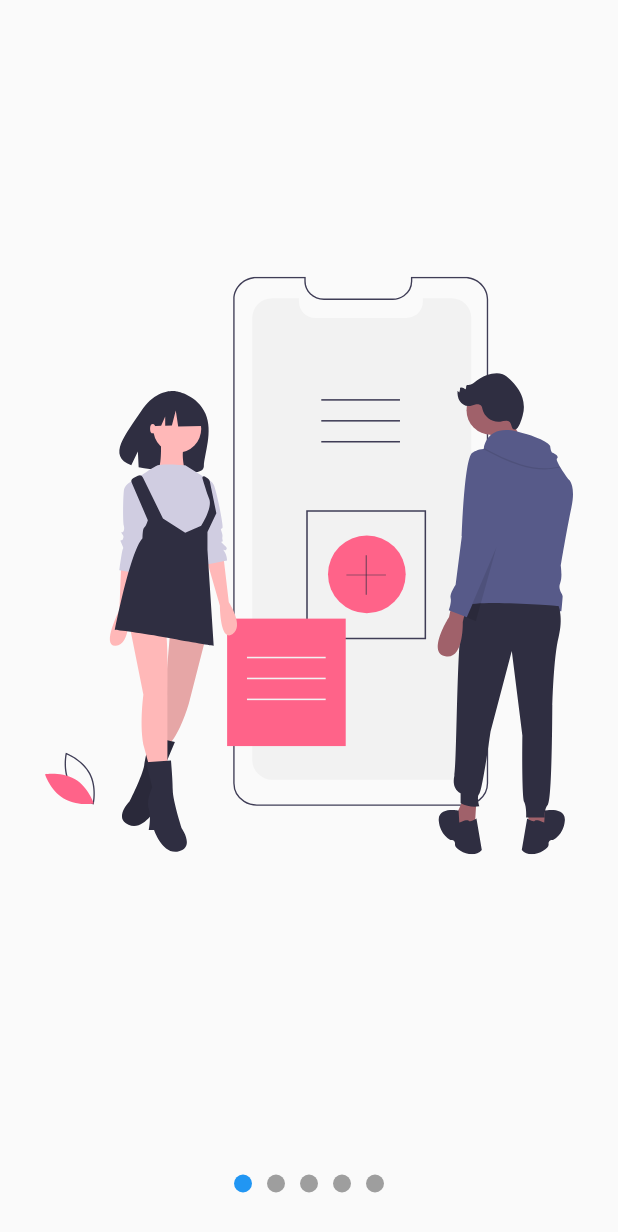
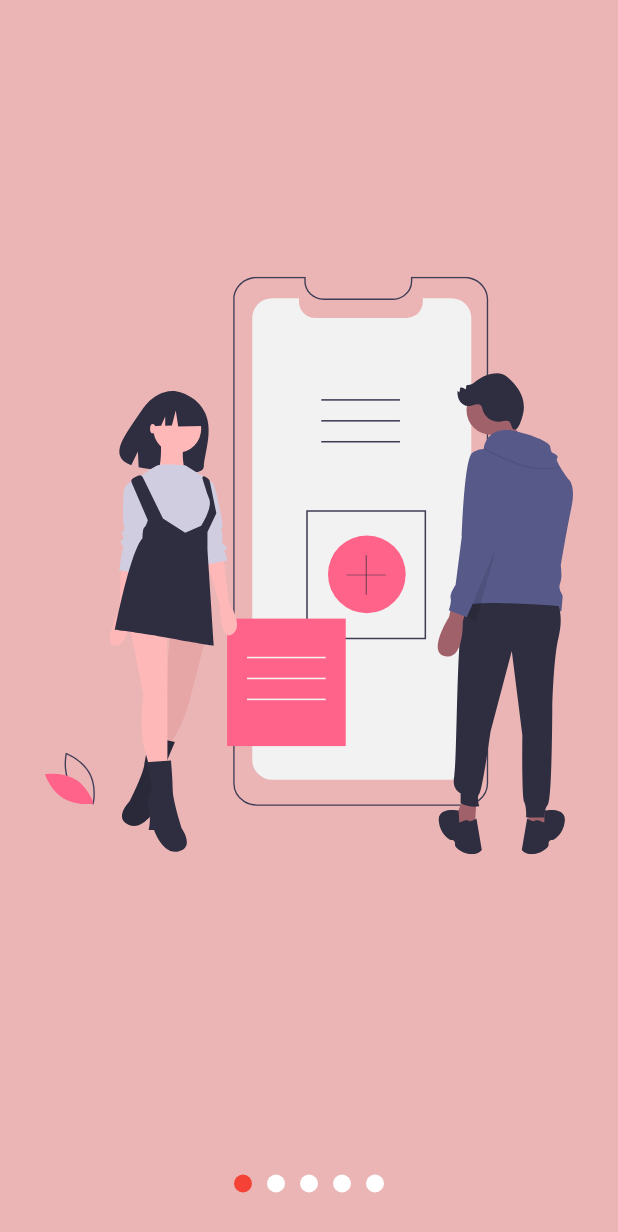
Before and after one commit to MatiasSalomon01/Flutter-Intermediate-Designs, a Flutter app: the screen it shows after launch, on a phone screen of 412 x 824 dp. Shown: the top 1232 px of the screen. Run offline on Flutter 3.47's test engine with Material 2 defaults, Android fonts, the phone set to English and light mode, and no system bars; our stand-ins replace flutter_svg.

Commit message:
Añadiendo personalización a nuestro Slideshow

```diff
--- a/lib/src/pages/slideshow_page.dart
+++ b/lib/src/pages/slideshow_page.dart
@@ -8,7 +8,12 @@ class SlidesShowPage extends StatelessWidget {
   @override
   Widget build(BuildContext context) {
     return Scaffold(
-      body: SlideShow(slides: [
+      backgroundColor: Color.fromARGB(255, 235, 181, 181),
+      body: SlideShow(
+          puntosArriba: false,
+          colorPrimario: Colors.red,
+          colorSecundario: Color.fromARGB(255, 255, 255, 255),
+          slides: [
             SvgPicture.asset('assets/svgs/slide-1.svg'),
             SvgPicture.asset('assets/svgs/slide-2.svg'),
             SvgPicture.asset('assets/svgs/slide-3.svg'),
--- a/lib/src/widgets/slideshow.dart
+++ b/lib/src/widgets/slideshow.dart
@@ -5,15 +5,30 @@ import 'package:provider/provider.dart';
 
 class SlideShow extends StatelessWidget {
   final List<Widget> slides;
-  SlideShow({required this.slides});
+  final bool puntosArriba;
+  final Color colorPrimario;
+  final Color colorSecundario;
+  SlideShow(
+      {required this.slides,
+      this.puntosArriba = false,
+      this.colorPrimario = Colors.blue,
+      this.colorSecundario = Colors.grey});
 
   @override
   Widget build(BuildContext context) {
     return ChangeNotifierProvider(
       create: (context) => SliderModel(),
-      child: Center(
-        child: Column(
-          children: [Expanded(child: _Slides(slides)), _Dots(slides.length)],
+      child: SafeArea(
+        child: Center(
+          child: Column(
+            children: [
+              if (puntosArriba)
+                _Dots(slides.length, colorPrimario, colorSecundario),
+              Expanded(child: _Slides(slides)),
+              if (!puntosArriba)
+                _Dots(slides.length, colorPrimario, colorSecundario),
+            ],
+          ),
         ),
       ),
     );
@@ -22,8 +37,10 @@ class SlideShow extends StatelessWidget {
 
 class _Dots extends StatelessWidget {
   final int totalDots;
+  final Color colorPrimario;
+  final Color colorSecundario;
 
-  const _Dots(this.totalDots);
+  const _Dots(this.totalDots, this.colorPrimario, this.colorSecundario);
 
   @override
   Widget build(BuildContext context) {
@@ -33,7 +50,8 @@ class _Dots extends StatelessWidget {
       // color: Colors.red,
       child: Row(
         mainAxisAlignment: MainAxisAlignment.center,
-        children: List.generate(totalDots, (index) => _Dot(index)),
+        children: List.generate(
+            totalDots, (index) => _Dot(index, colorPrimario, colorSecundario)),
       ),
     );
   }
@@ -41,8 +59,10 @@ class _Dots extends StatelessWidget {
 
 class _Dot extends StatelessWidget {
   final int index;
+  final Color colorPrimario;
+  final Color colorSecundario;
 
-  _Dot(this.index);
+  _Dot(this.index, this.colorPrimario, this.colorSecundario);
 
   @override
   Widget build(BuildContext context) {
@@ -56,8 +76,8 @@ class _Dot extends StatelessWidget {
         margin: EdgeInsets.symmetric(horizontal: 5),
         decoration: BoxDecoration(
             color: (pageViewIndex >= index - 0.5 && pageViewIndex < index + 0.5)
-                ? Colors.blue
-                : Colors.grey,
+                ? colorPrimario
+                : colorSecundario,
             shape: BoxShape.circle),
       ),
     );
```
Lines whose indentation alone changed are shown as unchanged.
